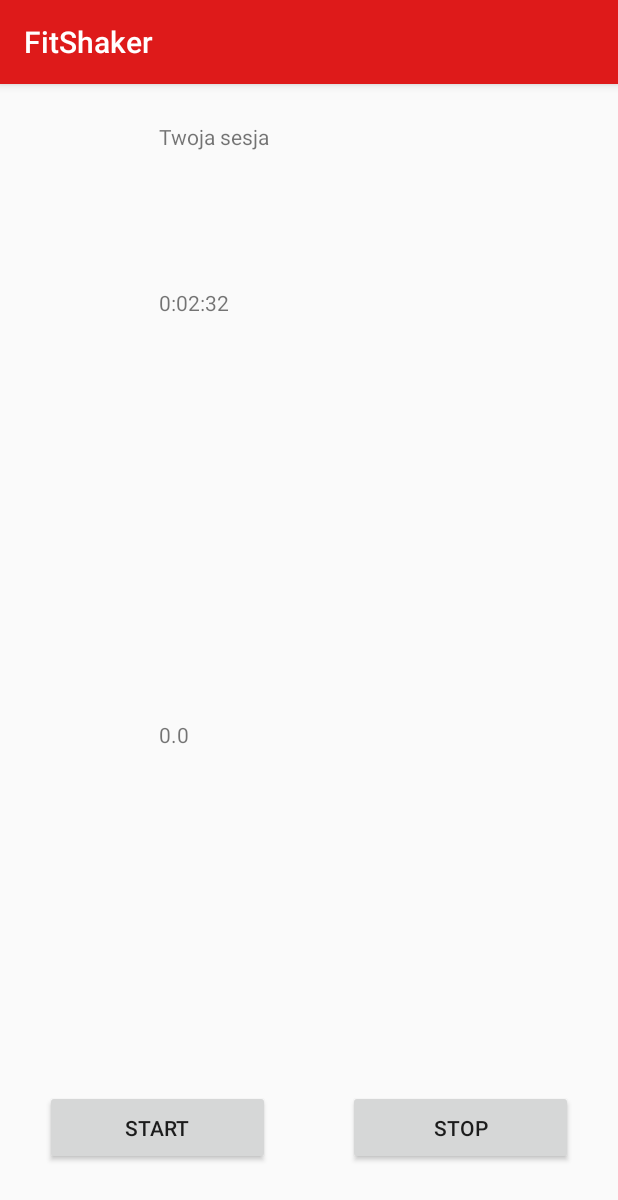
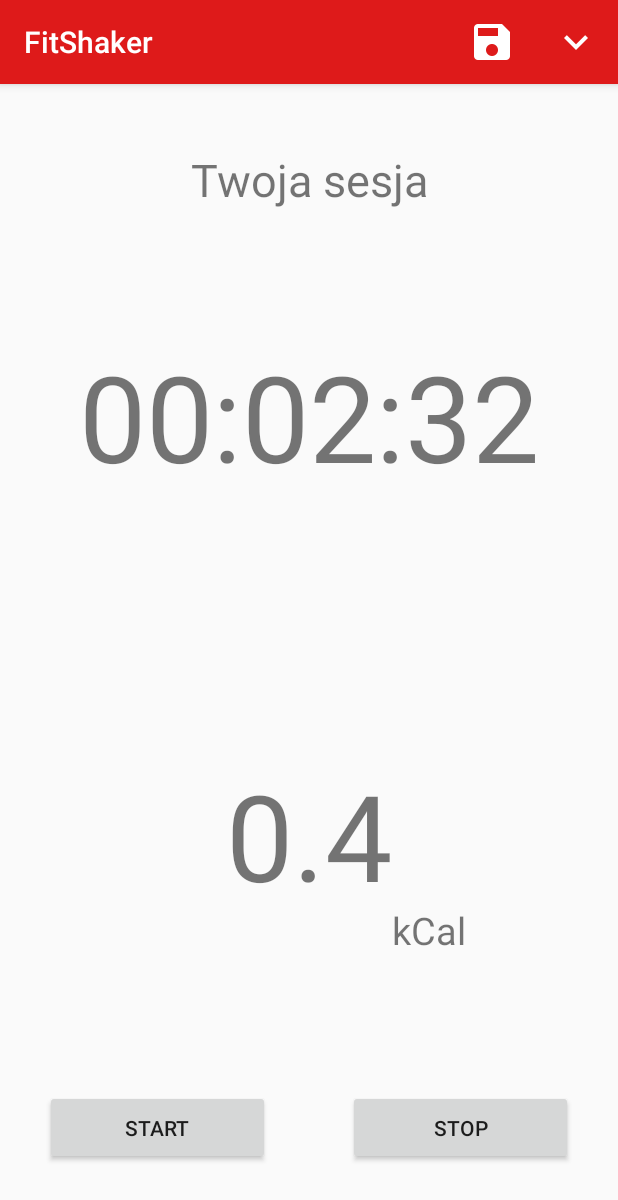
Before and after one commit to Emenowicz/FitShaker, an Android app: the screen it shows after launch (MainActivity), after a tap on "STOP", on a phone screen of 412 x 824 dp. Shown: the top 1200 px of the screen. Run offline under Robolectric (Android 15) with nearby library versions, the phone set to English and light mode, and no system bars; our stand-ins replace ButterKnife; 1 other tap on this screen came first.

Commit message:
Add menu icons

```diff
--- a/app/src/main/java/com/example/dawidmichalowicz/fitshaker/CaloriesCounter.java
+++ b/app/src/main/java/com/example/dawidmichalowicz/fitshaker/CaloriesCounter.java
@@ -6,7 +6,7 @@ package com.example.dawidmichalowicz.fitshaker;
 
 public class CaloriesCounter {
     public float countCals(long time, int weight){
-        float calories = Math.round((weight*16)*time/(1000*60*60));
+        float calories = (weight*8)*(float)time/(1000*60*60);
         return calories;
     }
 
--- a/app/src/main/java/com/example/dawidmichalowicz/fitshaker/MainActivity.java
+++ b/app/src/main/java/com/example/dawidmichalowicz/fitshaker/MainActivity.java
@@ -9,9 +9,13 @@ import android.os.Handler;
 import android.support.v7.app.AppCompatActivity;
 import android.os.Bundle;
 import android.util.Log;
+import android.view.Menu;
+import android.view.MenuInflater;
+import android.view.MenuItem;
 import android.view.View;
 import android.widget.Button;
 import android.widget.TextView;
+import android.widget.Toast;
 
 import butterknife.BindView;
 import butterknife.ButterKnife;
@@ -35,12 +39,13 @@ public class MainActivity extends AppCompatActivity implements SensorEventListen
     private float last_x, last_y, last_z;
     private static final int SHAKE_THRESHOLD = 600;
     private static final int SHAKE_SLOP_TIME_MS = 300;
-    private static final int SHAKE_COUNT_RESET_TIME_MS = 4000;
+    private static final int SHAKE_COUNT_RESET_TIME_MS = 2000;
     long shakeTimeStamp;
     int shakesCounter = 0;
     long startTime = 0;
     long time = 0;
     int weight = 70;
+    boolean stopped = false;
     float cals;
 
     //Timer setup
@@ -52,15 +57,14 @@ public class MainActivity extends AppCompatActivity implements SensorEventListen
             long millis = System.currentTimeMillis() - startTime;
             time = millis;
             int seconds = (int) (millis / 1000);
-            millis = (int)((millis %1000)/10);
+            millis = (int) ((millis % 1000) / 10);
             int minutes = seconds / 60;
             seconds = seconds % 60;
 
-            timerTV.setText(String.format("%d:%02d:%02d", minutes,seconds,millis ));
-            cals = calCounter.countCals(time,weight);
-            Log.d("cals",String.valueOf(cals));
-            calTV.setText(String.valueOf(cals));
-            timerHandler.postDelayed(this,10);
+            timerTV.setText(String.format(getString(R.string.time_format), minutes, seconds, millis));
+            cals = calCounter.countCals(time, weight);
+            calTV.setText(String.format(getString(R.string.cal_format), cals));
+            timerHandler.postDelayed(this, 10);
 
         }
     };
@@ -71,10 +75,32 @@ public class MainActivity extends AppCompatActivity implements SensorEventListen
         super.onCreate(savedInstanceState);
         setContentView(R.layout.activity_main);
         ButterKnife.bind(this);
-
         calCounter = new CaloriesCounter();
         sensorManager = (SensorManager) getSystemService(Context.SENSOR_SERVICE);
         accelerometer = sensorManager.getDefaultSensor(Sensor.TYPE_ACCELEROMETER);
+
+    }
+
+    @Override
+    public boolean onCreateOptionsMenu(Menu menu){
+        MenuInflater inflater = getMenuInflater();
+        inflater.inflate(R.menu.menu,menu);
+        return true;
+    }
+
+    @Override
+    public boolean onOptionsItemSelected(MenuItem item){
+        switch(item.getItemId()) {
+            case R.id.saveAction:
+                Toast.makeText(this, "Save selected", Toast.LENGTH_SHORT).show();
+                break;
+            case R.id.showSettingsAction:
+                Toast.makeText(this, "Settings selected", Toast.LENGTH_SHORT).show();
+                break;
+            default:
+                break;
+        }
+        return true;
 
     }
 
@@ -114,11 +140,11 @@ public class MainActivity extends AppCompatActivity implements SensorEventListen
                 }
                 Log.d("Shakestamp>now", "false");
 
-//                if (shakeTimeStamp + SHAKE_COUNT_RESET_TIME_MS < now) {
-//                    timerHandler.removeCallbacks(timerRunnable);
-//                    sensorManager.unregisterListener(this);
-//                    startButton.setClickable(true);
-//                }
+                if (shakeTimeStamp + SHAKE_COUNT_RESET_TIME_MS < now) {
+                    timerHandler.removeCallbacks(timerRunnable);
+                    sensorManager.unregisterListener(this);
+                    startButton.setClickable(true);
+                }
 
                 if (speed > SHAKE_THRESHOLD) {
                     onShake();
@@ -143,22 +169,27 @@ public class MainActivity extends AppCompatActivity implements SensorEventListen
         shakeTimeStamp = System.currentTimeMillis();
         sensorManager.registerListener(this, accelerometer, SensorManager.SENSOR_DELAY_NORMAL);
         startTime = System.currentTimeMillis();
-        timerHandler.postDelayed(timerRunnable,0);
+        timerHandler.postDelayed(timerRunnable, 0);
         startButton.setClickable(false);
 
     }
 
     @OnClick(R.id.stop_button)
     public void stopCounting(View view) {
-        sensorManager.unregisterListener(this);
-        timerHandler.removeCallbacks(timerRunnable);
-        startButton.setClickable(true);
+        if (!stopped) {
+            sensorManager.unregisterListener(this);
+            timerHandler.removeCallbacks(timerRunnable);
+            startButton.setClickable(true);
+            stopped = true;
+        }
+        else {
+            timerTV.setText(getString(R.string.default_timer));
+            calTV.setText(getString(R.string.default_cal));
+            stopped = false;
+        }
     }
 
     private void onShake() {
         shakesCounter++;
-        Log.d("ShakesCounter", "Incremented");
-
-
     }
 }
--- /dev/null
+++ b/app/src/main/java/com/example/dawidmichalowicz/fitshaker/MyMenu.java
@@ -0,0 +1,9 @@
+package com.example.dawidmichalowicz.fitshaker;
+
+/**
+ * Created by Dawid Michałowicz on 01.06.2017.
+ */
+
+public class MyMenu {
+
+}
--- a/app/src/main/res/layout/activity_main.xml
+++ b/app/src/main/res/layout/activity_main.xml
@@ -11,66 +11,82 @@
         android:layout_height="wrap_content"
         android:id="@+id/guideline"
         android:orientation="horizontal"
-        app:layout_constraintGuide_percent="0.1" />
+        app:layout_constraintGuide_percent="0.12"
+        tools:layout_editor_absoluteY="62dp"
+        tools:layout_editor_absoluteX="0dp" />
 
     <android.support.constraint.Guideline
         android:layout_width="wrap_content"
         android:layout_height="wrap_content"
         android:id="@+id/guideline2"
         android:orientation="horizontal"
-        app:layout_constraintGuide_percent="0.45" />
+        app:layout_constraintGuide_percent="0.45"
+        tools:layout_editor_absoluteY="230dp"
+        tools:layout_editor_absoluteX="0dp" />
 
     <TextView
         android:id="@+id/headTV"
-        android:layout_width="200dp"
-        android:layout_height="30dp"
+        android:layout_width="wrap_content"
+        android:layout_height="wrap_content"
         android:layout_marginBottom="8dp"
         android:layout_marginLeft="8dp"
         android:layout_marginRight="8dp"
-        android:layout_marginTop="8dp"
         android:text="@string/header"
+        android:textSize="30sp"
+        android:gravity="center"
         app:layout_constraintBottom_toTopOf="@+id/guideline"
         app:layout_constraintLeft_toLeftOf="parent"
         app:layout_constraintRight_toRightOf="parent"
-        app:layout_constraintTop_toTopOf="parent"
-        app:layout_constraintVertical_bias="0.555"
-        tools:layout_editor_absoluteX="16dp" />
+        android:layout_marginStart="8dp"
+        android:layout_marginEnd="8dp"
+        app:layout_constraintTop_toBottomOf="@+id/my_toolbar" />
 
     <TextView
         android:id="@+id/timerTV"
-        android:layout_width="200dp"
-        android:layout_height="150dp"
+        android:layout_width="337dp"
+        android:layout_height="154dp"
         android:layout_marginBottom="8dp"
         android:layout_marginLeft="8dp"
         android:layout_marginRight="8dp"
         android:layout_marginTop="8dp"
         android:text="@string/default_timer"
+        android:textSize="80sp"
+        android:gravity="center"
         app:layout_constraintBottom_toTopOf="@+id/guideline2"
         app:layout_constraintLeft_toLeftOf="parent"
         app:layout_constraintRight_toRightOf="parent"
         app:layout_constraintTop_toTopOf="@+id/guideline"
-        tools:layout_editor_absoluteY="71dp" />
+        app:layout_constraintVertical_bias="0.538"
+        android:layout_marginStart="8dp"
+        android:layout_marginEnd="8dp" />
 
     <TextView
         android:id="@+id/calTV"
-        android:layout_width="200dp"
-        android:layout_height="150dp"
+        android:layout_width="wrap_content"
+        android:layout_height="wrap_content"
         android:layout_marginBottom="8dp"
         android:layout_marginLeft="8dp"
         android:text="@string/default_cal"
+        android:gravity="center_vertical|end"
+        android:textSize="80sp"
         app:layout_constraintLeft_toLeftOf="parent"
         app:layout_constraintBottom_toTopOf="@+id/guideline3"
         android:layout_marginRight="8dp"
         app:layout_constraintRight_toRightOf="parent"
         app:layout_constraintTop_toTopOf="@+id/guideline2"
-        android:layout_marginTop="8dp" />
+        android:layout_marginTop="8dp"
+        app:layout_constraintVertical_bias="0.51"
+        android:layout_marginStart="8dp"
+        android:layout_marginEnd="8dp" />
 
     <android.support.constraint.Guideline
         android:layout_width="wrap_content"
         android:layout_height="wrap_content"
         android:id="@+id/guideline3"
         android:orientation="horizontal"
-        app:layout_constraintGuide_percent="0.85" />
+        app:layout_constraintGuide_percent="0.85"
+        tools:layout_editor_absoluteY="435dp"
+        tools:layout_editor_absoluteX="0dp" />
 
     <Button
         android:id="@+id/start_button"
@@ -83,7 +99,8 @@
         app:layout_constraintBottom_toBottomOf="parent"
         app:layout_constraintLeft_toLeftOf="parent"
         app:layout_constraintTop_toTopOf="@+id/guideline3"
-        app:layout_constraintVertical_bias="0.2" />
+        app:layout_constraintVertical_bias="0.2"
+        android:layout_marginStart="30dp" />
 
     <Button
         android:id="@+id/stop_button"
@@ -96,6 +113,17 @@
         app:layout_constraintBottom_toBottomOf="parent"
         app:layout_constraintRight_toRightOf="parent"
         app:layout_constraintTop_toTopOf="@+id/guideline3"
-        app:layout_constraintVertical_bias="0.2" />
+        app:layout_constraintVertical_bias="0.2"
+        android:layout_marginEnd="30dp" />
+
+    <TextView
+        android:id="@+id/textView"
+        android:layout_width="wrap_content"
+        android:layout_height="wrap_content"
+        android:text="@string/kcal"
+        android:textSize="25sp"
+        app:layout_constraintLeft_toRightOf="@+id/calTV"
+        android:layout_marginBottom="71dp"
+        app:layout_constraintBottom_toTopOf="@+id/guideline3" />
 
 </android.support.constraint.ConstraintLayout>
--- /dev/null
+++ b/app/src/main/res/menu/menu.xml
@@ -0,0 +1,16 @@
+<?xml version="1.0" encoding="utf-8"?>
+<menu xmlns:android="http://schemas.android.com/apk/res/android"
+    xmlns:app="http://schemas.android.com/apk/res-auto">
+    <item
+        android:id="@+id/saveAction"
+        android:icon="@drawable/ic_save_white_24dp"
+        app:showAsAction="ifRoom"
+        android:title="save"
+        />
+    <item
+        android:id="@+id/showSettingsAction"
+        android:icon="@drawable/ic_expand_more_white_24dp"
+        app:showAsAction="ifRoom"
+        />
+
+</menu>
--- a/app/src/main/res/values/strings.xml
+++ b/app/src/main/res/values/strings.xml
@@ -1,8 +1,11 @@
 <resources>
     <string name="app_name">FitShaker</string>
     <string name="header">Twoja sesja</string>
-    <string name="default_timer">0.0</string>
-    <string name="default_cal">0</string>
+    <string name="default_timer">00:00:00</string>
+    <string name="default_cal">0.0</string>
     <string name="start_session">Start</string>
     <string name="stop_session">Stop</string>
+    <string name="kcal">kCal</string>
+    <string name="time_format">%02d:%02d:%02d</string>
+    <string name="cal_format">%03.1f</string>
 </resources>
--- a/app/src/main/res/values/styles.xml
+++ b/app/src/main/res/values/styles.xml
@@ -8,4 +8,10 @@
         <item name="colorAccent">@color/colorAccent</item>
     </style>
 
+    <style name="Theme.AppCompat.DayNight.NoActionBar." parent="Theme.AppCompat.NoActionBar">
+        <item name="colorPrimary">@color/colorPrimary</item>
+        <item name="colorPrimaryDark">@color/colorPrimaryDark</item>
+        <item name="colorAccent">@color/colorAccent</item>
+    </style>
+
 </resources>
```
Also changed, not shown: app/src/main/res/drawable/ic_expand_more_white_24dp.png (added), app/src/main/res/drawable/ic_save_white_24dp.png (added).
